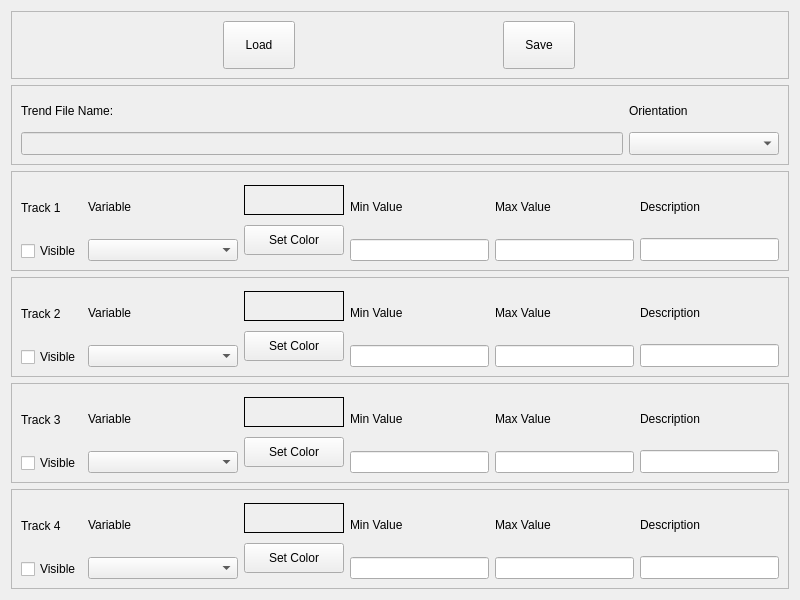
The window that projects/devtools/qt-creator-2.8.1-src/src/plugins/cte/trendeditor.ui (MECTsrl/imx_mect) describes before a commit, drawn with Qt 5.
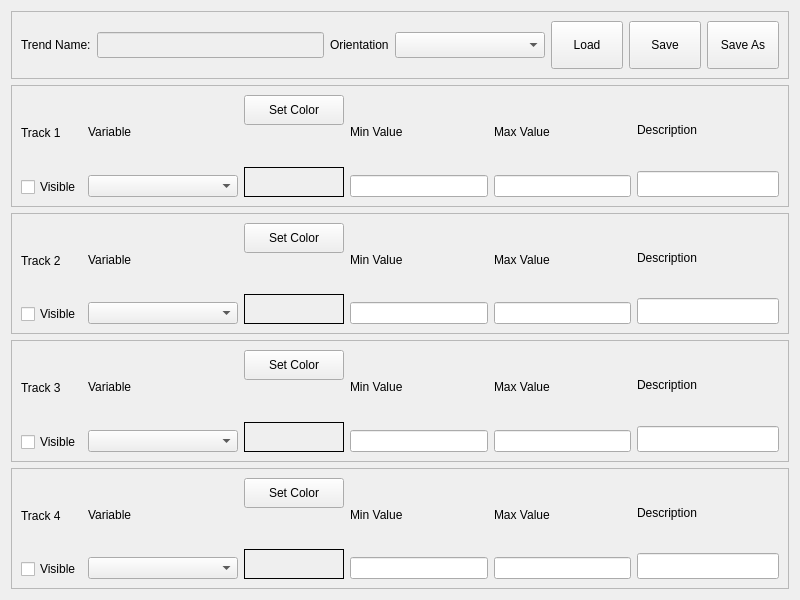
The same window after the commit.

Commit message: Saving Trend data in Trend Window

The edit to the form file:
```diff
--- a/projects/devtools/qt-creator-2.8.1-src/src/plugins/cte/trendeditor.ui
+++ b/projects/devtools/qt-creator-2.8.1-src/src/plugins/cte/trendeditor.ui
@@ -13,7 +13,7 @@
   <property name="windowTitle">
    <string>Form</string>
   </property>
-  <layout class="QVBoxLayout" name="verticalLayout_27">
+  <layout class="QVBoxLayout" name="verticalLayout_25">
    <item>
     <widget class="QFrame" name="fraBottoni">
      <property name="minimumSize">
@@ -43,7 +43,91 @@
      <property name="lineWidth">
       <number>1</number>
      </property>
-     <layout class="QHBoxLayout" name="horizontalLayout_3">
+     <layout class="QHBoxLayout" name="horizontalLayout">
+      <item>
+       <widget class="QLabel" name="lblTrendName">
+        <property name="font">
+         <font>
+          <weight>50</weight>
+          <bold>false</bold>
+         </font>
+        </property>
+        <property name="text">
+         <string>Trend Name:</string>
+        </property>
+        <property name="buddy">
+         <cstring>txtTrendName</cstring>
+        </property>
+       </widget>
+      </item>
+      <item>
+       <widget class="QLineEdit" name="txtTrendName">
+        <property name="enabled">
+         <bool>false</bool>
+        </property>
+        <property name="minimumSize">
+         <size>
+          <width>150</width>
+          <height>0</height>
+         </size>
+        </property>
+        <property name="maximumSize">
+         <size>
+          <width>250</width>
+          <height>16777215</height>
+         </size>
+        </property>
+        <property name="font">
+         <font>
+          <pointsize>11</pointsize>
+          <weight>50</weight>
+          <bold>false</bold>
+         </font>
+        </property>
+        <property name="maxLength">
+         <number>128</number>
+        </property>
+       </widget>
+      </item>
+      <item>
+       <widget class="QLabel" name="lblOrient">
+        <property name="font">
+         <font>
+          <weight>50</weight>
+          <bold>false</bold>
+         </font>
+        </property>
+        <property name="text">
+         <string>Orientation</string>
+        </property>
+        <property name="buddy">
+         <cstring>cboOrientation</cstring>
+        </property>
+       </widget>
+      </item>
+      <item>
+       <widget class="QComboBox" name="cboOrientation">
+        <property name="minimumSize">
+         <size>
+          <width>150</width>
+          <height>0</height>
+         </size>
+        </property>
+        <property name="maximumSize">
+         <size>
+          <width>250</width>
+          <height>16777215</height>
+         </size>
+        </property>
+        <property name="font">
+         <font>
+          <pointsize>11</pointsize>
+          <weight>50</weight>
+          <bold>false</bold>
+         </font>
+        </property>
+       </widget>
+      </item>
       <item>
        <widget class="QPushButton" name="cmdLoad">
         <property name="enabled">
@@ -120,115 +204,43 @@
         </property>
        </widget>
       </item>
-     </layout>
-    </widget>
-   </item>
-   <item>
-    <widget class="QFrame" name="frame">
-     <property name="minimumSize">
-      <size>
-       <width>0</width>
-       <height>80</height>
-      </size>
-     </property>
-     <property name="maximumSize">
-      <size>
-       <width>16777215</width>
-       <height>80</height>
-      </size>
-     </property>
-     <property name="frameShape">
-      <enum>QFrame::StyledPanel</enum>
-     </property>
-     <property name="frameShadow">
-      <enum>QFrame::Plain</enum>
-     </property>
-     <layout class="QHBoxLayout" name="horizontalLayout_6">
       <item>
-       <layout class="QVBoxLayout" name="verticalLayout_25">
-        <item>
-         <widget class="QLabel" name="lblTrendName">
-          <property name="font">
-           <font>
-            <weight>50</weight>
-            <bold>false</bold>
-           </font>
-          </property>
-          <property name="text">
-           <string>Trend File Name:</string>
-          </property>
-          <property name="buddy">
-           <cstring>txtTrendName</cstring>
-          </property>
-         </widget>
-        </item>
-        <item>
-         <widget class="QLineEdit" name="txtTrendName">
-          <property name="enabled">
-           <bool>false</bool>
-          </property>
-          <property name="minimumSize">
-           <size>
-            <width>130</width>
-            <height>0</height>
-           </size>
-          </property>
-          <property name="font">
-           <font>
-            <pointsize>10</pointsize>
-            <weight>50</weight>
-            <bold>false</bold>
-           </font>
-          </property>
-          <property name="maxLength">
-           <number>128</number>
-          </property>
-         </widget>
-        </item>
-       </layout>
-      </item>
-      <item>
-       <layout class="QVBoxLayout" name="verticalLayout_26">
-        <item>
-         <widget class="QLabel" name="lblOrient">
-          <property name="font">
-           <font>
-            <weight>50</weight>
-            <bold>false</bold>
-           </font>
-          </property>
-          <property name="text">
-           <string>Orientation</string>
-          </property>
-          <property name="buddy">
-           <cstring>cboOrientation</cstring>
-          </property>
-         </widget>
-        </item>
-        <item>
-         <widget class="QComboBox" name="cboOrientation">
-          <property name="minimumSize">
-           <size>
-            <width>150</width>
-            <height>0</height>
-           </size>
-          </property>
-          <property name="maximumSize">
-           <size>
-            <width>250</width>
-            <height>16777215</height>
-           </size>
-          </property>
-          <property name="font">
-           <font>
-            <pointsize>10</pointsize>
-            <weight>50</weight>
-            <bold>false</bold>
-           </font>
-          </property>
-         </widget>
-        </item>
-       </layout>
+       <widget class="QPushButton" name="cmdSaveAs">
+        <property name="enabled">
+         <bool>true</bool>
+        </property>
+        <property name="minimumSize">
+         <size>
+          <width>72</width>
+          <height>48</height>
+         </size>
+        </property>
+        <property name="maximumSize">
+         <size>
+          <width>72</width>
+          <height>48</height>
+         </size>
+        </property>
+        <property name="font">
+         <font>
+          <family>MS Shell Dlg 2</family>
+          <weight>50</weight>
+          <bold>false</bold>
+         </font>
+        </property>
+        <property name="toolTip">
+         <string>Save changes</string>
+        </property>
+        <property name="text">
+         <string>Save As</string>
+        </property>
+        <property name="checkable">
+         <bool>false</bool>
+        </property>
+        <property name="autoDefault">
+         <bool>false</bool>
+        </property>
+       </widget>
       </item>
      </layout>
     </widget>
@@ -247,7 +259,7 @@
      <property name="frameShadow">
       <enum>QFrame::Plain</enum>
      </property>
-     <layout class="QHBoxLayout" name="horizontalLayout">
+     <layout class="QHBoxLayout" name="horizontalLayout_2">
       <item>
        <layout class="QVBoxLayout" name="verticalLayout_6">
         <item>
@@ -322,6 +334,41 @@
       </item>
       <item>
        <layout class="QVBoxLayout" name="verticalLayout_4">
+        <item>
+         <widget class="QPushButton" name="cmdColor_1">
+          <property name="minimumSize">
+           <size>
+            <width>100</width>
+            <height>30</height>
+           </size>
+          </property>
+          <property name="maximumSize">
+           <size>
+            <width>150</width>
+            <height>30</height>
+           </size>
+          </property>
+          <property name="text">
+           <string>Set Color</string>
+          </property>
+         </widget>
+        </item>
+        <item>
+         <spacer name="verticalSpacer">
+          <property name="orientation">
+           <enum>Qt::Vertical</enum>
+          </property>
+          <property name="sizeType">
+           <enum>QSizePolicy::MinimumExpanding</enum>
+          </property>
+          <property name="sizeHint" stdset="0">
+           <size>
+            <width>20</width>
+            <height>30</height>
+           </size>
+          </property>
+         </spacer>
+        </item>
         <item>
          <widget class="QLabel" name="lblColor_1">
           <property name="minimumSize">
@@ -356,25 +403,6 @@
           </property>
          </widget>
         </item>
-        <item>
-         <widget class="QPushButton" name="cmdColor_1">
-          <property name="minimumSize">
-           <size>
-            <width>100</width>
-            <height>30</height>
-           </size>
-          </property>
-          <property name="maximumSize">
-           <size>
-            <width>150</width>
-            <height>30</height>
-           </size>
-          </property>
-          <property name="text">
-           <string>Set Color</string>
-          </property>
-         </widget>
-        </item>
        </layout>
       </item>
       <item>
@@ -495,7 +523,7 @@
           </property>
           <property name="font">
            <font>
-            <pointsize>10</pointsize>
+            <pointsize>11</pointsize>
             <weight>50</weight>
             <bold>false</bold>
            </font>
@@ -524,7 +552,7 @@
      <property name="frameShadow">
       <enum>QFrame::Plain</enum>
      </property>
-     <layout class="QHBoxLayout" name="horizontalLayout_2">
+     <layout class="QHBoxLayout" name="horizontalLayout_3">
       <item>
        <layout class="QVBoxLayout" name="verticalLayout_7">
         <item>
@@ -599,6 +627,41 @@
       </item>
       <item>
        <layout class="QVBoxLayout" name="verticalLayout_9">
+        <item>
+         <widget class="QPushButton" name="cmdColor_2">
+          <property name="minimumSize">
+           <size>
+            <width>100</width>
+            <height>30</height>
+           </size>
+          </property>
+          <property name="maximumSize">
+           <size>
+            <width>150</width>
+            <height>30</height>
+           </size>
+          </property>
+          <property name="text">
+           <string>Set Color</string>
+          </property>
+         </widget>
+        </item>
+        <item>
+         <spacer name="verticalSpacer_2">
+          <property name="orientation">
+           <enum>Qt::Vertical</enum>
+          </property>
+          <property name="sizeType">
+           <enum>QSizePolicy::MinimumExpanding</enum>
+          </property>
+          <property name="sizeHint" stdset="0">
+           <size>
+            <width>20</width>
+            <height>30</height>
+           </size>
+          </property>
+         </spacer>
+        </item>
         <item>
          <widget class="QLabel" name="lblColor_2">
           <property name="minimumSize">
@@ -633,25 +696,6 @@
           </property>
          </widget>
         </item>
-        <item>
-         <widget class="QPushButton" name="cmdColor_2">
-          <property name="minimumSize">
-           <size>
-            <width>100</width>
-            <height>30</height>
-           </size>
-          </property>
-          <property name="maximumSize">
-           <size>
-            <width>150</width>
-            <height>30</height>
-           </size>
-          </property>
-          <property name="text">
-           <string>Set Color</string>
-          </property>
-         </widget>
-        </item>
        </layout>
       </item>
       <item>
@@ -772,7 +816,7 @@
           </property>
           <property name="font">
            <font>
-            <pointsize>10</pointsize>
+            <pointsize>11</pointsize>
             <weight>50</weight>
             <bold>false</bold>
            </font>
@@ -876,6 +920,41 @@
       </item>
       <item>
        <layout class="QVBoxLayout" name="verticalLayout_15">
+        <item>
+         <widget class="QPushButton" name="cmdColor_3">
+          <property name="minimumSize">
+           <size>
+            <width>100</width>
+            <height>30</height>
+           </size>
+          </property>
+          <property name="maximumSize">
+           <size>
+            <width>150</width>
+            <height>30</height>
+           </size>
+          </property>
+          <property name="text">
+           <string>Set Color</string>
+          </property>
+         </widget>
+        </item>
+        <item>
+         <spacer name="verticalSpacer_3">
+          <property name="orientation">
+           <enum>Qt::Vertical</enum>
+          </property>
+          <property name="sizeType">
+           <enum>QSizePolicy::MinimumExpanding</enum>
+          </property>
+          <property name="sizeHint" stdset="0">
+           <size>
+            <width>20</width>
+            <height>30</height>
+           </size>
+          </property>
+         </spacer>
+        </item>
         <item>
          <widget class="QLabel" name="lblColor_3">
           <property name="minimumSize">
@@ -910,25 +989,6 @@
           </property>
          </widget>
         </item>
-        <item>
-         <widget class="QPushButton" name="cmdColor_3">
-          <property name="minimumSize">
-           <size>
-            <width>100</width>
-            <height>30</height>
-           </size>
-          </property>
-          <property name="maximumSize">
-           <size>
-            <width>150</width>
-            <height>30</height>
-           </size>
-          </property>
-          <property name="text">
-           <string>Set Color</string>
-          </property>
-         </widget>
-        </item>
        </layout>
       </item>
       <item>
@@ -1049,7 +1109,7 @@
           </property>
           <property name="font">
            <font>
-            <pointsize>10</pointsize>
+            <pointsize>11</pointsize>
             <weight>50</weight>
             <bold>false</bold>
            </font>
@@ -1153,6 +1213,41 @@
       </item>
       <item>
        <layout class="QVBoxLayout" name="verticalLayout_21">
+        <item>
+         <widget class="QPushButton" name="cmdColor_4">
+          <property name="minimumSize">
+           <size>
+            <width>100</width>
+            <height>30</height>
+           </size>
+          </property>
+          <property name="maximumSize">
+           <size>
+            <width>150</width>
+            <height>30</height>
+           </size>
+          </property>
+          <property name="text">
+           <string>Set Color</string>
+          </property>
+         </widget>
+        </item>
+        <item>
+         <spacer name="verticalSpacer_4">
+          <property name="orientation">
+           <enum>Qt::Vertical</enum>
+          </property>
+          <property name="sizeType">
+           <enum>QSizePolicy::MinimumExpanding</enum>
+          </property>
+          <property name="sizeHint" stdset="0">
+           <size>
+            <width>20</width>
+            <height>30</height>
+           </size>
+          </property>
+         </spacer>
+        </item>
         <item>
          <widget class="QLabel" name="lblColor_4">
           <property name="minimumSize">
@@ -1187,25 +1282,6 @@
           </property>
          </widget>
         </item>
-        <item>
-         <widget class="QPushButton" name="cmdColor_4">
-          <property name="minimumSize">
-           <size>
-            <width>100</width>
-            <height>30</height>
-           </size>
-          </property>
-          <property name="maximumSize">
-           <size>
-            <width>150</width>
-            <height>30</height>
-           </size>
-          </property>
-          <property name="text">
-           <string>Set Color</string>
-          </property>
-         </widget>
-        </item>
        </layout>
       </item>
       <item>
@@ -1326,7 +1402,7 @@
           </property>
           <property name="font">
            <font>
-            <pointsize>10</pointsize>
+            <pointsize>11</pointsize>
             <weight>50</weight>
             <bold>false</bold>
            </font>
```
Left out of the diff: 13 changed lines with no effect on the pictures. The commit also changes 4 other files.
